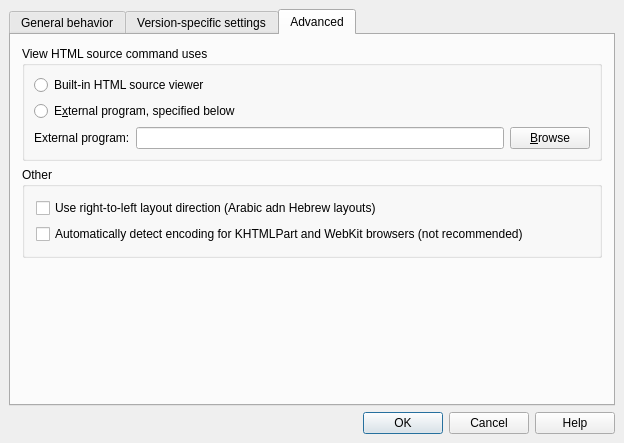
Old version of the form src/dialog_setup.ui in the repository karatchov/kchmviewer-for-Maemo.
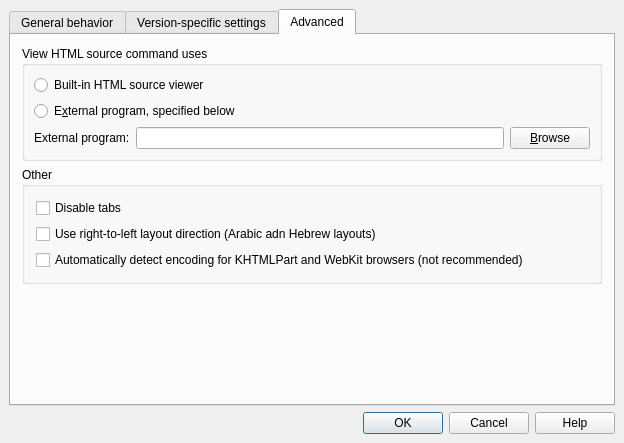
New version of the form. The open tabs and pages were chosen to show the change.

The edit to the form file:
```diff
--- a/src/dialog_setup.ui
+++ b/src/dialog_setup.ui
@@ -480,6 +480,13 @@
           <string>Other</string>
          </property>
          <layout class="QVBoxLayout">
+          <item>
+           <widget class="QCheckBox" name="boxDisableTabs">
+            <property name="text">
+             <string>Disable tabs</string>
+            </property>
+           </widget>
+          </item>
           <item>
            <widget class="QCheckBox" name="boxLayoutDirectionRL">
             <property name="text">
```
Left out of the diff: 2 changed lines with no effect on the pictures.
